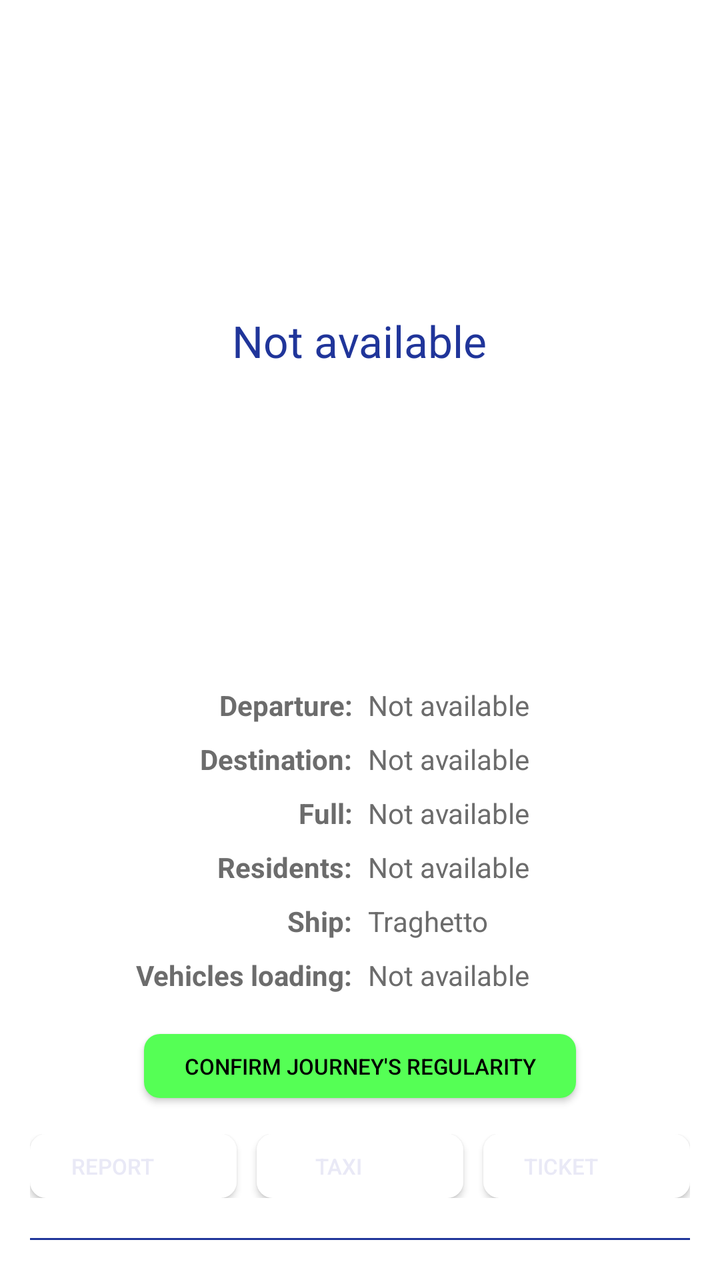
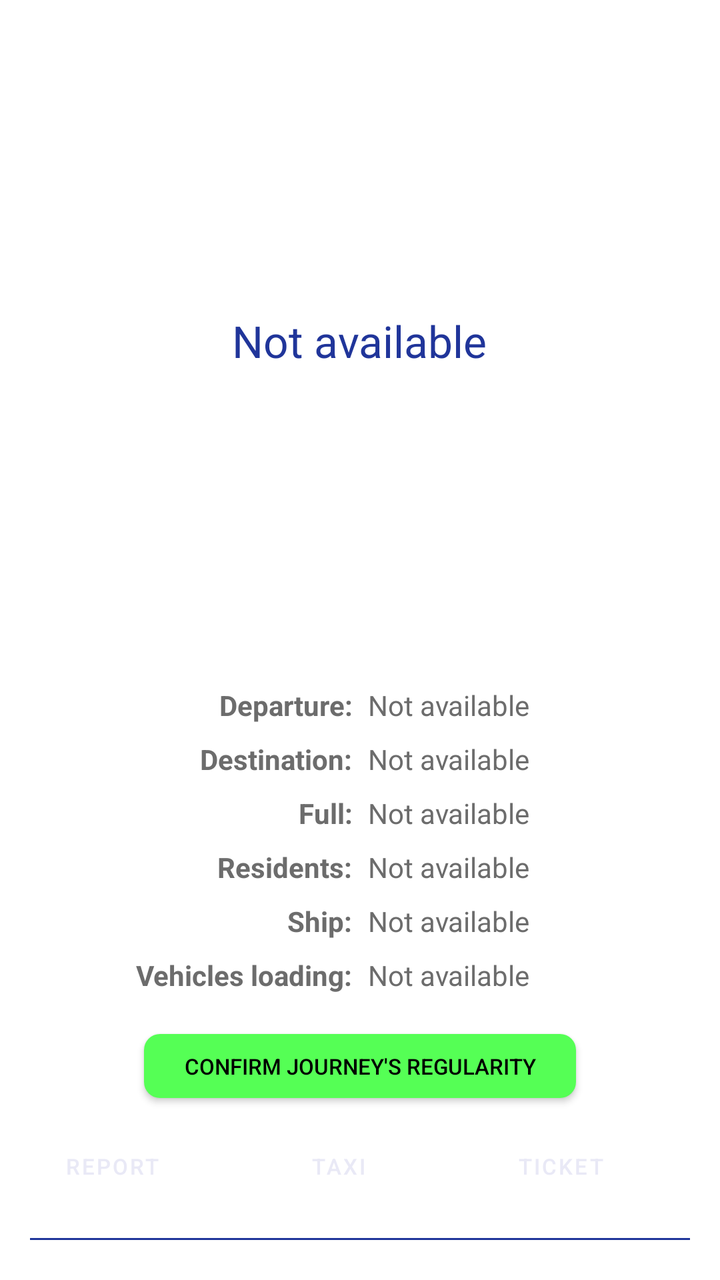

Before-and-after screenshots of an Android layout around one commit, followed by the original layout XML and the change that was made.
<!-- AndroidManifest.xml: application theme UnoProcidaResidenteTheme -->
<!-- res/layout/dettaglimezzo.xml -->
<?xml version="1.0" encoding="utf-8"?>
<LinearLayout xmlns:android="http://schemas.android.com/apk/res/android"
    android:layout_width="wrap_content"
    android:layout_height="wrap_content"
    android:id="@+id/linear_layout_dettagli_mezzo"
    android:orientation="vertical"
    android:background="@drawable/spinner_dropdown_background"
    android:padding="10dp">


    <TextView
        android:id="@+id/txtPartenzaDestinazione"
        android:layout_width="wrap_content"
        android:layout_height="wrap_content"
        android:layout_gravity="center"
        android:layout_marginHorizontal="10dp"
        android:layout_weight="0.8"
        android:autoSizeTextType="uniform"
        android:gravity="center"
        android:lines="1"
        android:text="@string/tampone"
        android:textAppearance="?android:attr/textAppearanceLarge"
        android:textColor="@color/tertiaryColor" />


    <GridLayout
        android:layout_width="match_parent"
        android:layout_height="wrap_content"
        android:columnCount="2"
        android:rowCount="6"
        android:padding="8dp"
        android:useDefaultMargins="true">

        <TextView
            android:layout_width="0dp"
            android:layout_height="wrap_content"
            android:layout_columnWeight="1"
            android:text="@string/text_view_partenza"
            android:lines="1"
            android:textSize="14sp"
            android:textColor="@color/grey"
            android:textStyle="bold"
            android:gravity="end"/>

        <TextView
            android:id="@+id/txtPartenza"
            android:layout_width="0dp"
            android:layout_height="wrap_content"
            android:layout_columnWeight="1"
            android:gravity="start"
            android:lines="1"
            android:autoSizeTextType="uniform"
            android:autoSizeMinTextSize="11sp"
            android:text="@string/tampone"
            android:textAppearance="?android:attr/textAppearanceMedium"
            android:textColor="@color/grey"
            android:textSize="14sp" />

        <TextView
            android:layout_width="0dp"
            android:layout_height="wrap_content"
            android:layout_columnWeight="1"
            android:text="@string/text_view_destinazione"
            android:lines="1"
            android:textSize="14sp"
            android:textColor="@color/grey"
            android:textStyle="bold"
            android:gravity="end"
            />

        <TextView
            android:id="@+id/txtArrivo"
            android:layout_width="0dp"
            android:layout_height="wrap_content"
            android:layout_columnWeight="1"
            android:text="@string/tampone"
            android:textSize="14sp"
            android:lines="1"
            android:autoSizeTextType="uniform"
            android:autoSizeMinTextSize="11sp"
            android:textColor="@color/grey"
            android:gravity="start"
            android:textAppearance="?android:attr/textAppearanceMedium" />

        <TextView
            android:layout_width="0dp"
            android:layout_height="wrap_content"
            android:layout_columnWeight="1"
            android:text="@string/text_view_costo_intero"
            android:textSize="14sp"
            android:lines="1"
            android:textColor="@color/grey"
            android:textStyle="bold"
            android:gravity="end"
            />

        <TextView
            android:id="@+id/txtCostoIntero"
            android:layout_width="0dp"
            android:layout_height="wrap_content"
            android:layout_columnWeight="1"
            android:text="@string/tampone"
            android:lines="1"
            android:textAppearance="?android:attr/textAppearanceMedium"
            android:textSize="14sp"
            android:textColor="@color/grey"
            android:gravity="start"/>

        <TextView
            android:layout_width="0dp"
            android:layout_height="wrap_content"
            android:lines="1"
            android:layout_columnWeight="1"
            android:text="@string/text_view_costo_ridotto"
            android:textSize="14sp"
            android:textColor="@color/grey"
            android:textStyle="bold"
            android:gravity="end"
            />

        <TextView
            android:id="@+id/txtCostoRidotto"
            android:layout_width="0dp"
            android:layout_height="wrap_content"
            android:layout_columnWeight="1"
            android:text="@string/tampone"
            android:textAppearance="?android:attr/textAppearanceMedium"
            android:textSize="14sp"
            android:lines="1"
            android:textColor="@color/grey"
            android:gravity="start"/>

        <TextView
            android:layout_width="0dp"
            android:layout_height="wrap_content"
            android:layout_columnWeight="1"
            android:text="@string/mezzo"
            android:textSize="14sp"
            android:lines="1"
            android:textColor="@color/grey"
            android:textStyle="bold"
            android:gravity="end"
            />

        <TextView
            android:id="@+id/txtMezzo"
            android:layout_width="0dp"
            android:layout_height="wrap_content"
            android:layout_columnWeight="1"
            android:text="Traghetto"
            android:textSize="14sp"
            android:lines="1"
            android:textColor="@color/grey"
            android:gravity="start"/>

        <TextView
            android:layout_width="0dp"
            android:layout_height="wrap_content"
            android:layout_columnWeight="1"
            android:text="@string/text_view_trasporto_veicoli"
            android:textSize="14sp"
            android:lines="1"
            android:textColor="@color/grey"
            android:textStyle="bold"
            android:gravity="end"
            />

        <TextView
            android:id="@+id/txtAuto"
            android:layout_width="0dp"
            android:layout_height="wrap_content"
            android:layout_columnWeight="1"
            android:text="@string/tampone"
            android:lines="1"
            android:textSize="14sp"
            android:textAppearance="?android:attr/textAppearanceMedium"
            android:textColor="@color/grey"
            android:gravity="start"
            />
    </GridLayout>


    <TextView
        android:id="@+id/txtAllertaMeteo"
        android:layout_width="match_parent"
        android:layout_height="wrap_content"
        android:gravity="center"
        android:layout_marginVertical="10dp"
        android:visibility="gone"
        android:textColorHighlight="@color/warning_text"
        android:text="@string/tampone"
        android:textAppearance="?android:attr/textAppearanceMedium"
        android:textColor="@color/warning_text" />

    <Button
        android:layout_width="wrap_content"
        android:layout_height="wrap_content"
        android:text="@string/textConferma"
        android:layout_gravity="center_horizontal"
        android:background="@drawable/dialog_rounded_button_conferma"
        android:textSize="11sp"
        android:layout_marginHorizontal="5dp"
        android:layout_marginVertical="8dp"
        android:paddingVertical="0dp"
        android:textColor="@color/black"
        android:minHeight="32dp"
        />

    <LinearLayout
        android:layout_width="match_parent"
        android:layout_height="wrap_content"
        android:orientation="horizontal"
        android:layout_marginTop="10dp"
        android:layout_marginHorizontal="5dp"
        >

        <Button
            android:id="@+id/btnConfermaOSmentisci"
            android:layout_width="0dp"
            android:layout_height="match_parent"
            android:layout_marginEnd="5dp"
            android:layout_weight="1"
            android:background="@drawable/dialog_rounded_button"
            android:drawableEnd="@drawable/button_report_icon"
            android:drawablePadding="5dp"
            android:minHeight="32dp"
            android:text="@string/confermaOSmentisci"
            android:textColor="@color/primaryColor"
            android:textSize="11sp" />
        <Button
            android:id="@+id/btnTaxi"
            android:layout_width="0dp"
            android:layout_height="wrap_content"
            android:layout_gravity="center_horizontal"
            android:drawableEnd="@drawable/button_taxi_icon"
            android:drawablePadding="5dp"
            android:layout_weight="1"
            android:background="@drawable/dialog_rounded_button"
            android:text="@string/numeriTaxi"
            android:textSize="11sp"
            android:textColor="@color/primaryColor"
            android:minHeight="32dp"
            android:layout_marginHorizontal="5dp"/>
        <Button
            android:id="@+id/btnBiglietterie"
            android:layout_width="0dp"
            android:layout_height="wrap_content"
            android:layout_gravity="center_horizontal"
            android:drawableEnd="@drawable/button_ticker_office_icon"
            android:drawablePadding="10dp"
            android:layout_weight="1"
            android:background="@drawable/dialog_rounded_button"
            android:text="@string/numeriUtili"
            android:textSize="11sp"
            android:textColor="@color/primaryColor"
            android:minHeight="32dp"
            android:layout_marginStart="5dp"/>

    </LinearLayout>

    <View
        android:id="@+id/view_separator"
        android:layout_width="match_parent"
        android:layout_height="1dp"
        android:layout_marginTop="20dp"
        android:layout_marginBottom="10dp"
        android:layout_marginHorizontal="5dp"
        android:visibility="visible"
        android:background="@color/tertiaryColor"/>





</LinearLayout>
<!-- resources referenced by this layout -->
<resources>
  <color name="black">#000000</color>
  <color name="grey">#6C6C6C</color>
  <color name="primaryColor">#E9E9F6</color>
  <color name="tertiaryColor">#20359A</color>
  <color name="warning_text">#FF0000</color>
  <!-- drawable button_report_icon (drawable) -->
  <layer-list xmlns:android="http://schemas.android.com/apk/res/android">
      <item
          android:drawable="@drawable/report_icon"
          android:width="16dp"
          android:height="16dp"
          android:gravity="center" />
  </layer-list>
  <!-- drawable button_taxi_icon (drawable) -->
  <layer-list xmlns:android="http://schemas.android.com/apk/res/android">
      <item
          android:drawable="@drawable/taxi_icon"
          android:width="16dp"
          android:height="16dp"
          android:gravity="center" />
  </layer-list>
  <!-- drawable button_ticker_office_icon (drawable) -->
  <layer-list xmlns:android="http://schemas.android.com/apk/res/android">
      <item
          android:drawable="@drawable/tickets_icon"
          android:width="16dp"
          android:height="16dp"
          android:gravity="center" />
  </layer-list>
  <!-- drawable dialog_rounded_button (drawable) -->
  <shape xmlns:android="http://schemas.android.com/apk/res/android">
      <solid android:color="@color/secondaryColor"/>
      <corners android:radius="8dp"/>
      <padding
          android:left="20dp"
          android:top="0dp"
          android:right="20dp"
          android:bottom="0dp"/>
  </shape>
  <!-- drawable dialog_rounded_button_conferma (drawable) -->
  <shape xmlns:android="http://schemas.android.com/apk/res/android">
      <solid android:color="#55FF55"/>
      <corners android:radius="8dp"/>
      <padding
          android:left="20dp"
          android:top="0dp"
          android:right="20dp"
          android:bottom="0dp"/>
  </shape>
  <!-- drawable spinner_dropdown_background (drawable) -->
  <?xml version="1.0" encoding="utf-8"?>
  
  <shape xmlns:android="http://schemas.android.com/apk/res/android">
      <solid android:color="@color/list_item_spinner_background_color"/>
      <corners android:radius="32dp"/>
      <stroke android:color="@color/list_item_spinner_background_color" android:width="1dp"/>
  </shape>
  <string name="confermaOSmentisci">Report</string>
  <string name="mezzo">"Ship:"</string>
  <string name="numeriTaxi">Taxi</string>
  <string name="numeriUtili">Ticket</string>
  <string name="tampone">Not available</string>
  <string name="textConferma">Confirm journey\'s regularity</string>
  <string name="text_view_costo_intero">Full:</string>
  <string name="text_view_costo_ridotto">Residents:</string>
  <string name="text_view_destinazione">Destination:</string>
  <string name="text_view_partenza">Departure:</string>
  <string name="text_view_trasporto_veicoli">Vehicles loading:</string>
  <style name="UnoProcidaResidenteTheme" parent="Theme.MaterialComponents.Light.NoActionBar">
  
          <item name="android:actionMenuTextColor">@color/white</item>
  
          <item name="android:textColorPrimary">@color/tertiaryColor</item>
          <item name="android:statusBarColor">@color/primaryColor</item>
          <item name="android:spinnerItemStyle">@style/MySpinnerTextStyle</item>
          <item name="android:spinnerDropDownItemStyle">@style/MySpinnerDropDownTextStyle</item>
      </style>
  <!-- drawable report_icon: png bitmap (drawable, 6173 bytes) -->
  <!-- drawable taxi_icon: png bitmap (drawable, 8320 bytes) -->
  <!-- drawable tickets_icon: png bitmap (drawable, 8321 bytes) -->
  <color name="secondaryColor">#FFFFFF</color>
  <color name="list_item_spinner_background_color">#FFFFFF</color>
  <color name="white">#FFFFFF</color>
  <style name="MySpinnerTextStyle" parent="android:Widget.TextView.SpinnerItem">
          <item name="android:textColor">@color/tertiaryColor</item>
      </style>
  <style name="MySpinnerDropDownTextStyle" parent="android:Widget.TextView.SpinnerItem">
          <item name="android:textColor">@android:color/holo_red_dark</item>
      </style>
</resources>

<!-- the commit's change to res/layout/dettaglimezzo.xml (unified diff, before → after) -->
@@ -11,7 +11,7 @@
     <TextView
         android:id="@+id/txtPartenzaDestinazione"
         android:layout_width="wrap_content"
-        android:layout_height="wrap_content"
+        android:layout_height="0dp"
         android:layout_gravity="center"
         android:layout_marginHorizontal="10dp"
         android:layout_weight="0.8"
@@ -147,7 +147,7 @@
             android:layout_width="0dp"
             android:layout_height="wrap_content"
             android:layout_columnWeight="1"
-            android:text="Traghetto"
+            android:text="@string/tampone"
             android:textSize="14sp"
             android:lines="1"
             android:textColor="@color/grey"
@@ -207,15 +207,16 @@
         />
 
     <LinearLayout
+        style="?android:attr/buttonBarStyle"
         android:layout_width="match_parent"
         android:layout_height="wrap_content"
         android:orientation="horizontal"
         android:layout_marginTop="10dp"
-        android:layout_marginHorizontal="5dp"
-        >
+        android:layout_marginHorizontal="5dp">
 
         <Button
             android:id="@+id/btnConfermaOSmentisci"
+            style="?android:attr/buttonBarButtonStyle"
             android:layout_width="0dp"
             android:layout_height="match_parent"
             android:layout_marginEnd="5dp"
@@ -227,8 +228,10 @@
             android:text="@string/confermaOSmentisci"
             android:textColor="@color/primaryColor"
             android:textSize="11sp" />
+
         <Button
             android:id="@+id/btnTaxi"
+            style="?android:attr/buttonBarButtonStyle"
             android:layout_width="0dp"
             android:layout_height="wrap_content"
             android:layout_gravity="center_horizontal"
@@ -240,9 +243,11 @@
             android:textSize="11sp"
             android:textColor="@color/primaryColor"
             android:minHeight="32dp"
-            android:layout_marginHorizontal="5dp"/>
+            android:layout_marginHorizontal="5dp" />
+
         <Button
             android:id="@+id/btnBiglietterie"
+            style="?android:attr/buttonBarButtonStyle"
             android:layout_width="0dp"
             android:layout_height="wrap_content"
             android:layout_gravity="center_horizontal"
